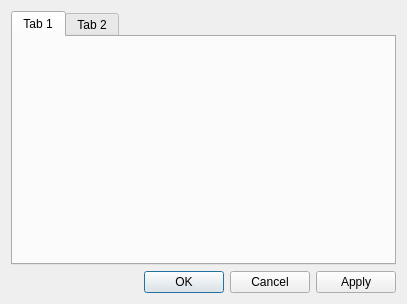
Before: the Qt Designer form rsrc/forms/ui_preferences.ui in mr-intj/pfft, drawn with Qt 5.
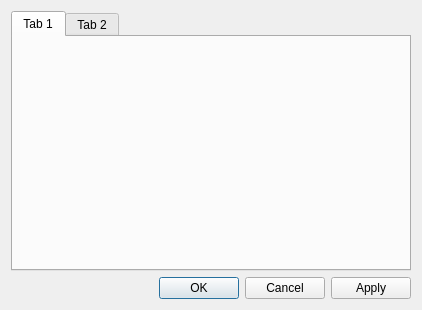
After: the same form once the commit is applied. Icons and pictures are not drawn.

Patch:
```diff
--- a/rsrc/forms/ui_preferences.ui
+++ b/rsrc/forms/ui_preferences.ui
@@ -9,8 +9,8 @@
    <rect>
     <x>0</x>
     <y>0</y>
-    <width>407</width>
-    <height>304</height>
+    <width>422</width>
+    <height>310</height>
    </rect>
   </property>
   <property name="windowTitle">
```
Left out of the diff: 10 changed lines with no effect on the pictures.
